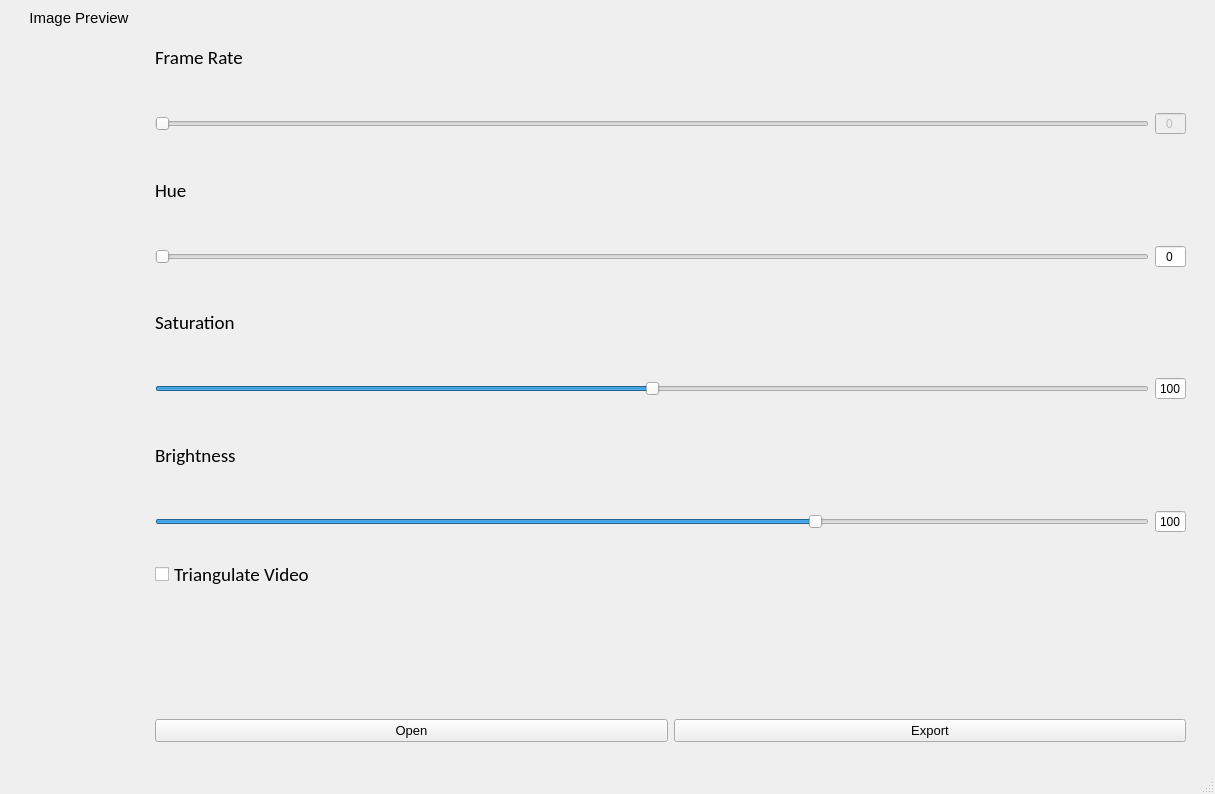
First picture: the form in DelaunayDream/gui/gui.ui, repository chensation/Delaunay-Dream, before the edit.
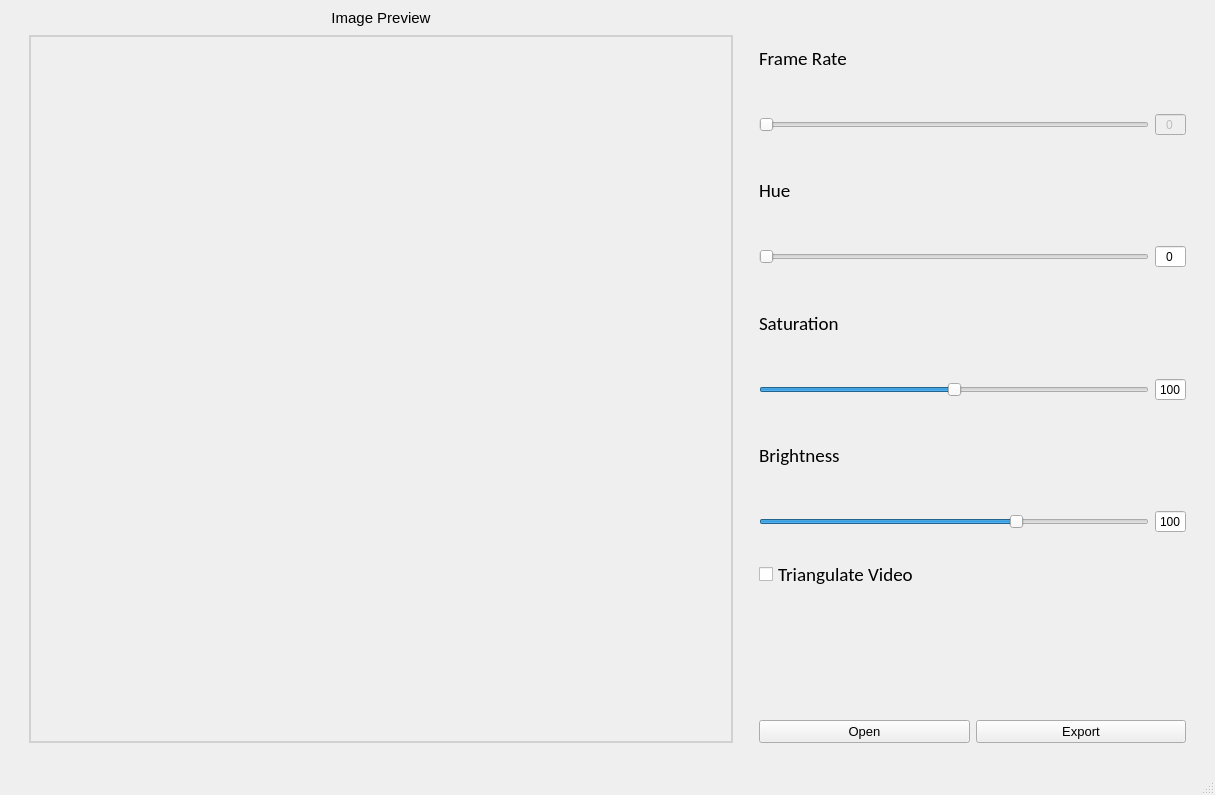
Second picture: the form after the edit. Icons and pictures are not drawn.

Commit message: Added background placeholder with border

```diff
--- a/DelaunayDream/gui/gui.ui
+++ b/DelaunayDream/gui/gui.ui
@@ -7,7 +7,7 @@
     <x>0</x>
     <y>0</y>
     <width>1215</width>
-    <height>794</height>
+    <height>795</height>
    </rect>
   </property>
   <property name="font">
@@ -57,6 +57,9 @@
           </item>
           <item>
            <widget class="QLabel" name="image_preview">
+            <property name="styleSheet">
+             <string notr="true">background-color: rgb(239, 239, 239); border : 2px solid rgb(209, 209, 209); min-height: 700; min-width:  700; </string>
+            </property>
             <property name="text">
              <string/>
             </property>
```
Left out of the diff: 3 changed lines with no effect on the pictures. The commit also changes 1 other file.
